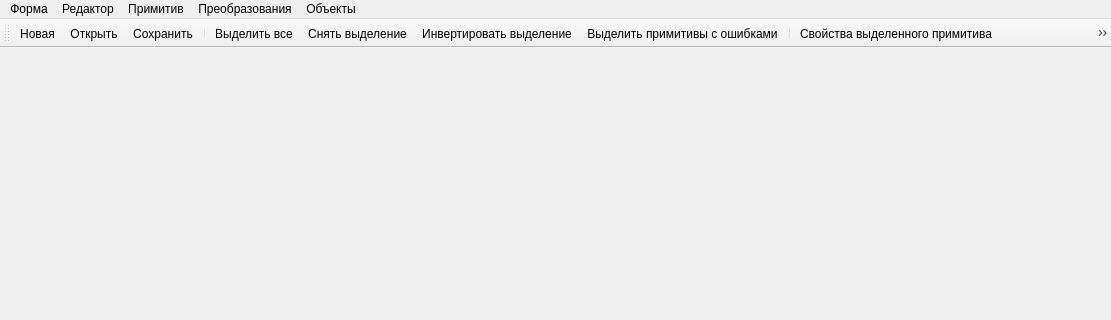
Qt form shaper/mainwindow.ui (eugene-pa/armdncqt) before a commit; both pictures show x 0 to 1111 and y 0 to 320 of the 1111 by 705 pixel window.
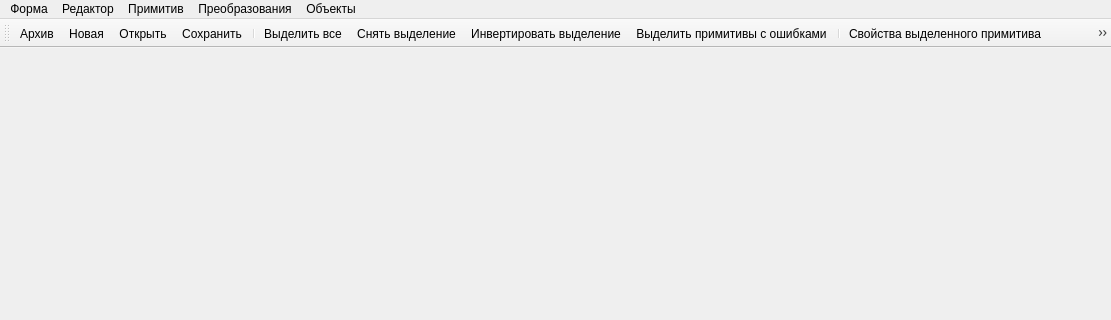
The same form after that commit. Icons and pictures are not drawn.

What changed in the file:
```diff
--- a/shaper/mainwindow.ui
+++ b/shaper/mainwindow.ui
@@ -107,6 +107,7 @@
    <attribute name="toolBarBreak">
     <bool>false</bool>
    </attribute>
+   <addaction name="actionBlackBox"/>
    <addaction name="actionNewForm"/>
    <addaction name="actionOpenForm"/>
    <addaction name="actionSaveForm"/>
@@ -443,6 +444,22 @@
     <string>КП</string>
    </property>
   </action>
+  <action name="actionBlackBox">
+   <property name="checkable">
+    <bool>true</bool>
+   </property>
+   <property name="text">
+    <string>  Архив  </string>
+   </property>
+   <property name="toolTip">
+    <string>Просмотр архива</string>
+   </property>
+   <property name="font">
+    <font>
+     <pointsize>9</pointsize>
+    </font>
+   </property>
+  </action>
  </widget>
  <layoutdefault spacing="6" margin="11"/>
  <resources>
```
